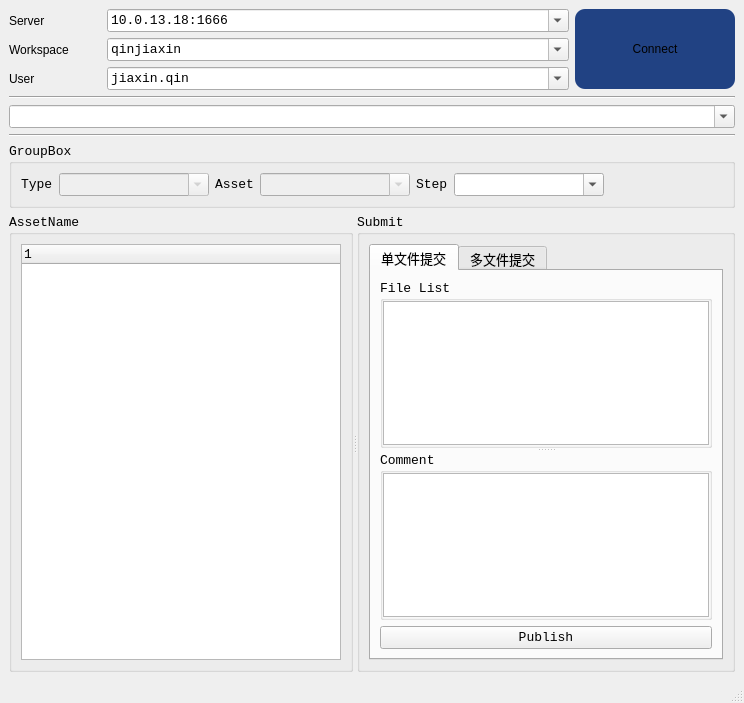
The window that Python/main.ui (785415581/P4V_Submit) describes before a commit, drawn with Qt 5.
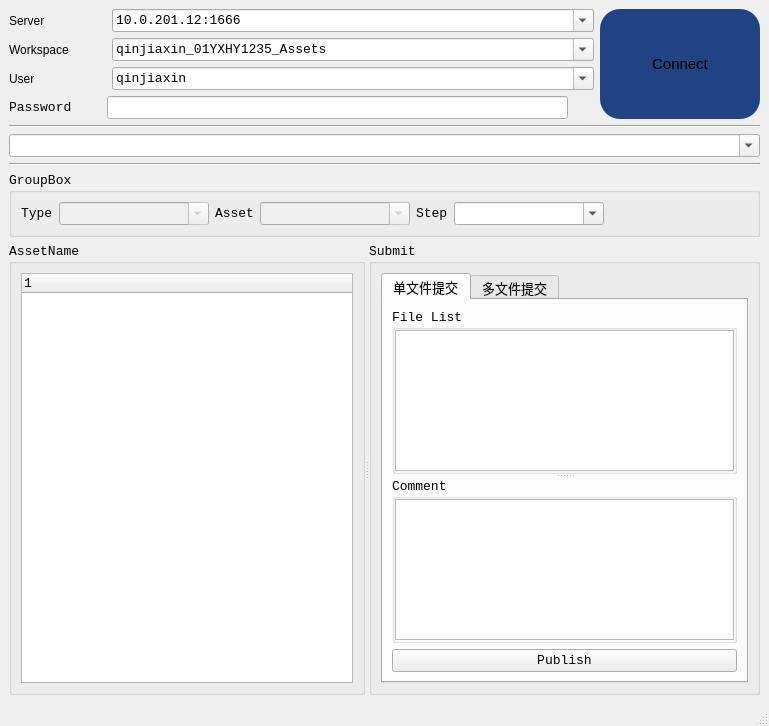
The same window after the commit. Icons and pictures are not drawn.

The edit to the form file:
```diff
--- a/Python/main.ui
+++ b/Python/main.ui
@@ -6,8 +6,8 @@
    <rect>
     <x>0</x>
     <y>0</y>
-    <width>744</width>
-    <height>703</height>
+    <width>769</width>
+    <height>726</height>
    </rect>
   </property>
   <property name="windowTitle">
@@ -19,7 +19,7 @@
    </property>
    <layout class="QVBoxLayout" name="verticalLayout_7" stretch="0,0,0,0,0,5">
     <item>
-     <layout class="QHBoxLayout" name="horizontalLayout_4">
+     <layout class="QHBoxLayout" name="horizontalLayout_7">
       <item>
        <layout class="QVBoxLayout" name="verticalLayout_3">
         <item>
@@ -49,7 +49,7 @@
             </property>
             <item>
              <property name="text">
-              <string>10.0.13.18:1666</string>
+              <string>10.0.201.12:1666</string>
              </property>
             </item>
            </widget>
@@ -83,7 +83,7 @@
             </property>
             <item>
              <property name="text">
-              <string>qinjiaxin</string>
+              <string>qinjiaxin_01YXHY1235_Assets</string>
              </property>
             </item>
            </widget>
@@ -117,13 +117,59 @@
             </property>
             <item>
              <property name="text">
-              <string>jiaxin.qin</string>
+              <string>qinjiaxin</string>
              </property>
             </item>
            </widget>
           </item>
          </layout>
         </item>
+        <item>
+         <layout class="QHBoxLayout" name="horizontalLayout_4" stretch="1,5,0">
+          <item>
+           <widget class="QLabel" name="label_7">
+            <property name="font">
+             <font>
+              <family>Consolas</family>
+              <pointsize>10</pointsize>
+             </font>
+            </property>
+            <property name="text">
+             <string>Password</string>
+            </property>
+           </widget>
+          </item>
+          <item>
+           <widget class="QLineEdit" name="lineEdit">
+            <property name="font">
+             <font>
+              <family>Consolas</family>
+              <pointsize>10</pointsize>
+             </font>
+            </property>
+           </widget>
+          </item>
+          <item>
+           <widget class="QLabel" name="label_8">
+            <property name="minimumSize">
+             <size>
+              <width>20</width>
+              <height>0</height>
+             </size>
+            </property>
+            <property name="styleSheet">
+             <string notr="true">color: rgb(69, 85, 49);
+image: url(:/icons/icons/no_display_password.png);
+font: 10pt &quot;Consolas&quot;;
+</string>
+            </property>
+            <property name="text">
+             <string/>
+            </property>
+           </widget>
+          </item>
+         </layout>
+        </item>
        </layout>
       </item>
       <item>
@@ -140,7 +186,7 @@
         <property name="minimumSize">
          <size>
           <width>160</width>
-          <height>80</height>
+          <height>110</height>
          </size>
         </property>
         <property name="cursor">
@@ -150,9 +196,9 @@
          <string notr="true">/* /////////////////////////////////////////////////////////////////////////////////////////////////
 Custom */
 #connectBtn{ font-family: &quot;Microsoft YaHei&quot;;
-    font-size: 12px;
+    font-size: 15px;
 	font-color:#2b2b2b;
-border-radius: 10px;
+border-radius: 20px;
 background-color: #214283;
 background-repeat: no-repeat;
 background-position: left center;
@@ -286,6 +332,9 @@
         <layout class="QHBoxLayout" name="horizontalLayout_6">
          <item>
           <widget class="QLabel" name="label_6">
+           <property name="styleSheet">
+            <string notr="true"/>
+           </property>
            <property name="text">
             <string>Step</string>
            </property>
```
Left out of the diff: 6 changed lines with no effect on the pictures.
